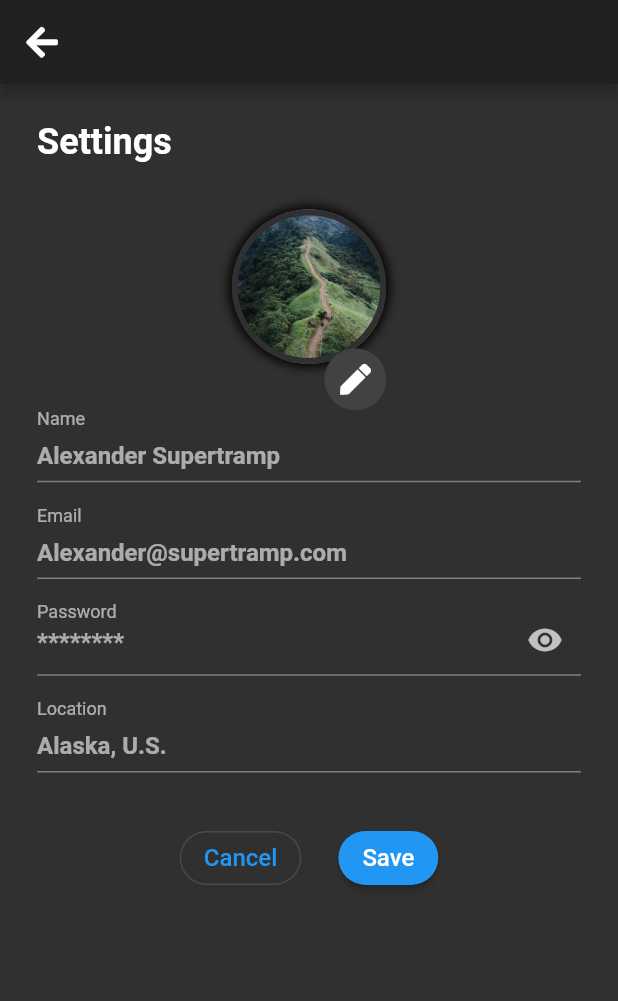
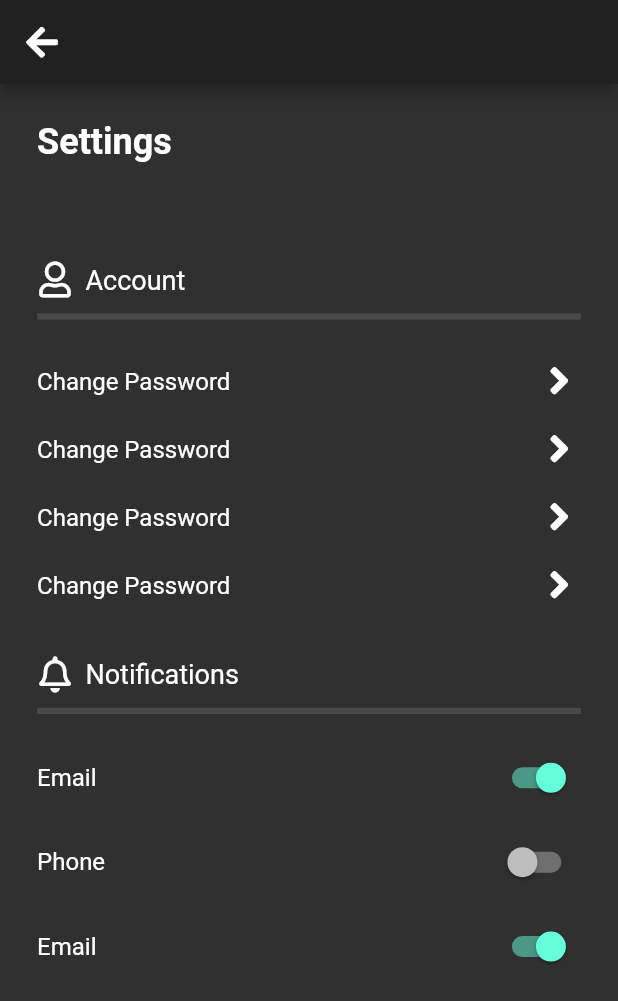
Before and after one commit to BatuhanYeter/nature-app, a Flutter app: the Settings screen opened by its route, on a phone screen of 412 x 824 dp. Shown: the top 1001 px of the screen. Run offline on Flutter 3.47's test engine with Material 2 defaults, Android fonts, the phone set to English and light mode, and no system bars; our stand-ins replace cloud_firestore, firebase_auth, firebase_core, font_awesome_flutter, google_sign_in, shared_preferences; accounts and stored records are empty; network calls fail.

Commit message:
Profile UI, set/update the database

```diff
--- a/lib/main.dart
+++ b/lib/main.dart
@@ -7,6 +7,7 @@ import 'package:flutter_appp/screens/after_register/third_screen_ar.dart';
 import 'package:flutter_appp/screens/forgot_password.dart';
 import 'package:flutter_appp/screens/home.dart';
 import 'package:flutter_appp/screens/login.dart';
+import 'package:flutter_appp/screens/profile.dart';
 import 'package:flutter_appp/screens/settings.dart';
 import 'package:flutter_appp/screens/sign_up.dart';
 import 'package:flutter_appp/services/authentication_service.dart';
@@ -59,6 +60,7 @@ class MyApp extends StatelessWidget {
             '/forgotPassword': (context) => ForgotPassword(),
             '/signUp': (context) => SignUp(),
             '/home': (context) => HomePage(),
+            '/profile': (context) => Profile(),
             '/settings': (context) => Settings(),
             '/firstScreenAR': (context) => FirstScreenAR(),
             '/secondScreenAR': (context) => SecondScreenAR(),
--- a/lib/screens/home.dart
+++ b/lib/screens/home.dart
@@ -98,7 +98,7 @@ class _HomePageState extends State<HomePage> {
           ListTile(
             title: Text("Profile", style: TextStyle(fontSize: 20)),
             leading: Icon(FontAwesomeIcons.userEdit),
-            onTap: () {},
+            onTap: () => Navigator.pushNamed(context, "/profile"),
           ),
           ListTile(
             title: Text("Messages", style: TextStyle(fontSize: 20)),
--- a/lib/screens/settings.dart
+++ b/lib/screens/settings.dart
@@ -1,6 +1,6 @@
-import 'package:flutter/cupertino.dart';
 import 'package:flutter/material.dart';
-import 'package:flutter_appp/widgets/my_button.dart';
+import 'package:flutter_appp/widgets/accounts_row.dart';
+import 'package:flutter_appp/widgets/notification_row.dart';
 import 'package:font_awesome_flutter/font_awesome_flutter.dart';
 
 class Settings extends StatefulWidget {
@@ -9,8 +9,6 @@ class Settings extends StatefulWidget {
 }
 
 class _SettingsState extends State<Settings> {
-  bool showPassword = false;
-
   @override
   Widget build(BuildContext context) {
     Size size = MediaQuery.of(context).size;
@@ -32,123 +30,49 @@ class _SettingsState extends State<Settings> {
               "Settings",
               style: TextStyle(fontSize: 24, fontWeight: FontWeight.bold),
             ),
-            Center(
-              child: Stack(
-                children: [
-                  Container(
-                    width: size.width * 0.25,
-                    height: size.height * 0.2,
-                    decoration: BoxDecoration(
-                        border: Border.all(
-                            width: 4,
-                            color: Theme.of(context).scaffoldBackgroundColor),
-                        image: DecorationImage(
-                            image: AssetImage('assets/images/bg.jpg'),
-                            fit: BoxFit.cover),
-                        shape: BoxShape.circle,
-                        boxShadow: [
-                          BoxShadow(
-                            spreadRadius: 2,
-                            blurRadius: 5,
-                          )
-                        ]),
-                  ),
-                  Positioned(
-                    bottom: 0,
-                    right: 0,
-                    child: Container(
-                      decoration: BoxDecoration(
-                          color: Theme.of(context).bottomAppBarColor,
-                          shape: BoxShape.circle),
-                      height: size.height * 0.05,
-                      width: size.width * 0.10,
-                      child: Icon(
-                        FontAwesomeIcons.pen,
-                        size: size.width * 0.05,
-                      ),
-                    ),
-                  ),
-                ],
-              ),
+            SizedBox(height: size.height * 0.08),
+            Row(
+              children: [
+                Icon(FontAwesomeIcons.user),
+                SizedBox(width: size.width * 0.02,),
+                Text("Account", style: TextStyle(fontSize: 18),),
+              ],
             ),
-            // TODO: Add the textControllers
-            // TODO: Get/set the name from/to dbase
-            buildTextField("Name", "Alexander Supertramp", false),
-            SizedBox(
-              height: size.height * 0.02,
+            Divider(
+              height: size.height * 0.03,
+              thickness: size.width * 0.01,
             ),
-            // TODO: Get/set the email from/to dbase
-            buildTextField("Email", "Alexander@supertramp.com", false),
-            SizedBox(
-              height: size.height * 0.02,
+            SizedBox(height: size.height * 0.02,),
+            // TODO: set/get the info
+            AccountRow(text: "Change Password", press: () {},),
+            SizedBox(height: size.height * 0.02,),
+            AccountRow(text: "Change Password", press: () {},),
+            SizedBox(height: size.height * 0.02,),
+            AccountRow(text: "Change Password", press: () {},),
+            SizedBox(height: size.height * 0.02,),
+            AccountRow(text: "Change Password", press: () {},),
+            SizedBox(height: size.height * 0.04,),
+            Row(
+              children: [
+                Icon(FontAwesomeIcons.bell),
+                SizedBox(width: size.width * 0.02,),
+                Text("Notifications", style: TextStyle(fontSize: 18),),
+              ],
             ),
-            // TODO: Get/set the password from/to dbase
-            buildTextField("Password", "********", true),
-            SizedBox(
-              height: size.height * 0.02,
+            Divider(
+              height: size.height * 0.03,
+              thickness: size.width * 0.01,
             ),
-            // TODO: Get/set the location from/to dbase
-            buildTextField("Location", "Alaska, U.S.", false),
-            SizedBox(
-              height: size.height * 0.04,
-            ),
-            Row(
-              mainAxisAlignment: MainAxisAlignment.center,
-              children: [
-                OutlinedButton(
-                  style: OutlinedButton.styleFrom(
-                    shape: RoundedRectangleBorder(
-                      borderRadius: BorderRadius.circular(20)
-                    ),
-                  ),
-                  onPressed: () {},
-                  child: Text(
-                    "Cancel",
-                    style: TextStyle(fontSize: 16),
-                  ),
-                ),
-                SizedBox(
-                  width: size.width * 0.06,
-                ),
-                ElevatedButton(
-                  style: ElevatedButton.styleFrom(
-                    shape: RoundedRectangleBorder(
-                        borderRadius: BorderRadius.circular(20)
-                    ),
-                  ),
-                  onPressed: () {},
-                  child: Text(
-                    "Save",
-                    style: TextStyle(fontSize: 16),
-                  ),
-                ),
-              ],
-            )
+            SizedBox(height: size.height * 0.01,),
+            NotificationRow(text: "Email", isActive: true),
+            SizedBox(height: size.height * 0.01,),
+            NotificationRow(text: "Phone", isActive: false),
+            SizedBox(height: size.height * 0.01,),
+            NotificationRow(text: "Email", isActive: true),
+            SizedBox(height: size.height * 0.01,),
           ],
         ),
       ),
     );
   }
-
-  TextField buildTextField(String labelText, String hintText, bool isPassword) {
-    return TextField(
-      obscureText: isPassword ? showPassword : false,
-      decoration: InputDecoration(
-          suffixIcon: isPassword
-              ? IconButton(
-                  icon: Icon(Icons.remove_red_eye),
-                  onPressed: () {
-                    setState(() {
-                      showPassword = !showPassword;
-                    });
-                  },
-                )
-              : null,
-          contentPadding: EdgeInsets.only(bottom: 3),
-          labelText: labelText,
-          hintText: hintText,
-          hintStyle: TextStyle(fontSize: 16, fontWeight: FontWeight.bold),
-          floatingLabelBehavior: FloatingLabelBehavior.always),
-    );
-  }
 }
--- a/lib/services/database.dart
+++ /dev/null
@@ -1,10 +0,0 @@
-import 'package:cloud_firestore/cloud_firestore.dart';
-import 'package:firebase_core/firebase_core.dart';
-
-class DatabaseService {
-  FirebaseFirestore firestore = FirebaseFirestore.instance;
-
-  Future AddUser(String name, String email, String location) async {
-
-  }
-}
--- /dev/null
+++ b/lib/widgets/accounts_row.dart
@@ -0,0 +1,30 @@
+import 'package:flutter/material.dart';
+import 'package:font_awesome_flutter/font_awesome_flutter.dart';
+
+class AccountRow extends StatelessWidget {
+  const AccountRow({
+    Key? key, required this.text, required this.press,
+  }) : super(key: key);
+
+  final String text;
+  final Function press;
+
+  @override
+  Widget build(BuildContext context) {
+    Size size = MediaQuery.of(context).size;
+    return GestureDetector(
+      onTap: press as void Function()?,
+      child: Column(
+        children: [
+          Row(
+            mainAxisAlignment: MainAxisAlignment.spaceBetween,
+            children: [
+              Text(text, style: TextStyle(fontSize: 16),),
+              Icon(FontAwesomeIcons.angleRight, size: size.width * 0.07,),
+            ],
+          )
+        ],
+      ),
+    );
+  }
+}
--- /dev/null
+++ b/lib/widgets/notification_row.dart
@@ -0,0 +1,26 @@
+import 'package:flutter/material.dart';
+
+class NotificationRow extends StatelessWidget {
+  const NotificationRow({
+    Key? key, required this.text, required this.isActive,
+  }) : super(key: key);
+
+  final String text;
+  final bool isActive;
+
+  @override
+  Widget build(BuildContext context) {
+    Size size = MediaQuery.of(context).size;
+    return Column(
+      children: [
+        Row(
+          mainAxisAlignment: MainAxisAlignment.spaceBetween,
+          children: [
+            Text(text, style: TextStyle(fontSize: 16),),
+            Switch(value: isActive, onChanged: (bool val) {})
+          ],
+        )
+      ],
+    );
+  }
+}
```
Also changed, not shown: lib/screens/profile.dart (added, +190 -0 lines), lib/services/authentication_service.dart (+42 -2 lines).
